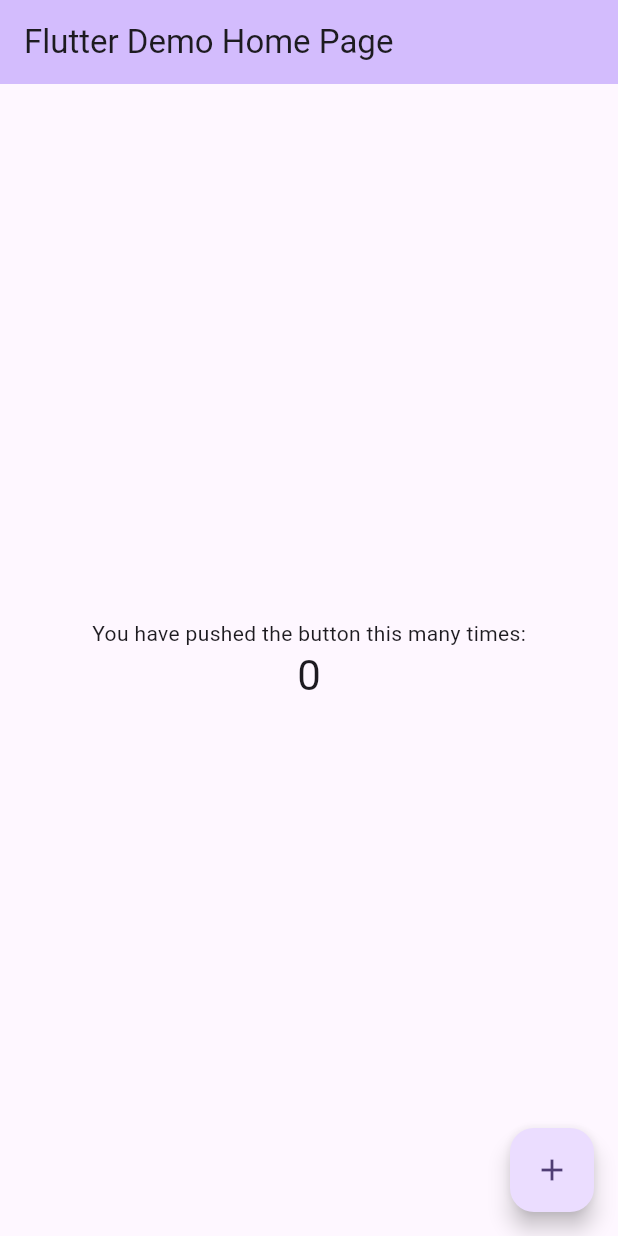
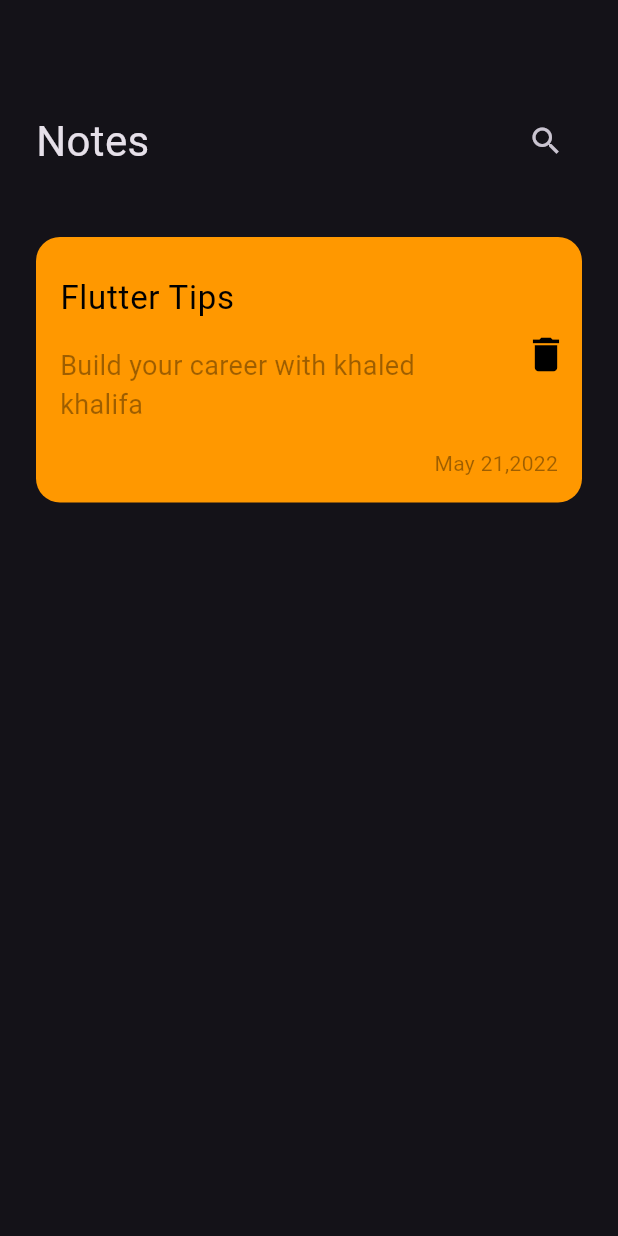
Before and after one commit to khaledkhalifa74/notes_app, a Flutter app: the screen it shows after launch, on a phone screen of 412 x 824 dp. Run offline on Flutter 3.47's test engine with Material 3 defaults, Android fonts, the phone set to English and light mode, and no system bars.

```diff
--- a/lib/main.dart
+++ b/lib/main.dart
@@ -1,4 +1,5 @@
 import 'package:flutter/material.dart';
+import 'package:notes/views/notes_view.dart';
 
 void main() {
   runApp(const MyApp());
@@ -7,64 +8,17 @@ void main() {
 class MyApp extends StatelessWidget {
   const MyApp({super.key});
 
-  // This widget is the root of your application.
   @override
   Widget build(BuildContext context) {
     return MaterialApp(
-      title: 'Flutter Demo',
+      initialRoute: NotesView.id,
+      routes: {
+        NotesView.id: (context) => const NotesView(),
+      },
       debugShowCheckedModeBanner: false,
       theme: ThemeData(
-        colorScheme: ColorScheme.fromSeed(seedColor: Colors.deepPurple),
-        useMaterial3: true,
-      ),
-      home: const MyHomePage(title: 'Flutter Demo Home Page'),
-    );
-  }
-}
-
-class MyHomePage extends StatefulWidget {
-  const MyHomePage({super.key, required this.title});
-
-  final String title;
-
-  @override
-  State<MyHomePage> createState() => _MyHomePageState();
-}
-
-class _MyHomePageState extends State<MyHomePage> {
-  int _counter = 0;
-
-  void _incrementCounter() {
-    setState(() {
-      _counter++;
-    });
-  }
-
-  @override
-  Widget build(BuildContext context) {
-    return Scaffold(
-      appBar: AppBar(
-        backgroundColor: Theme.of(context).colorScheme.inversePrimary,
-        title: Text(widget.title),
-      ),
-      body: Center(
-        child: Column(
-          mainAxisAlignment: MainAxisAlignment.center,
-          children: <Widget>[
-            const Text(
-              'You have pushed the button this many times:',
-            ),
-            Text(
-              '$_counter',
-              style: Theme.of(context).textTheme.headlineMedium,
-            ),
-          ],
-        ),
-      ),
-      floatingActionButton: FloatingActionButton(
-        onPressed: _incrementCounter,
-        tooltip: 'Increment',
-        child: const Icon(Icons.add),
+        brightness: Brightness.dark,
+       // scaffoldBackgroundColor: Colors.black,
       ),
     );
   }
--- /dev/null
+++ b/lib/views/notes_view.dart
@@ -0,0 +1,13 @@
+import 'package:flutter/material.dart';
+import 'package:notes/widgets/notes_view_body.dart';
+class NotesView extends StatelessWidget {
+  const NotesView({super.key});
+  static String id = 'NotesView';
+
+  @override
+  Widget build(BuildContext context) {
+    return const Scaffold(
+      body: NotesViewBody(),
+    );
+  }
+}
--- /dev/null
+++ b/lib/widgets/custom_app_bar.dart
@@ -0,0 +1,25 @@
+import 'package:flutter/material.dart';
+class CustomAppBar extends StatelessWidget {
+  const CustomAppBar({super.key});
+
+  @override
+  Widget build(BuildContext context) {
+    return Row(
+      children: [
+        const Text(
+          'Notes',
+          style: TextStyle(
+            fontSize: 28,
+          ),
+        ),
+        const Spacer(),
+        IconButton(
+            onPressed: (){},
+            icon: const Icon(
+              Icons.search
+            ),
+        )
+      ],
+    );
+  }
+}
--- /dev/null
+++ b/lib/widgets/note_item.dart
@@ -0,0 +1,69 @@
+import 'package:flutter/material.dart';
+
+class NoteItem extends StatelessWidget {
+  const NoteItem({super.key});
+
+  @override
+  Widget build(BuildContext context) {
+    return Container(
+      padding: const EdgeInsets.only(
+        top: 16,
+        bottom: 16,
+        left: 16,
+      ),
+      width: MediaQuery.of(context).size.width,
+      decoration: BoxDecoration(
+        color: Colors.orange,
+        borderRadius: BorderRadius.circular(16),
+      ),
+      child: Column(
+        crossAxisAlignment: CrossAxisAlignment.end,
+        children: [
+          ListTile(
+            contentPadding: EdgeInsets.zero,
+            title: Text(
+              'Flutter Tips',
+              style: TextStyle(
+                color: Colors.black,
+                fontSize: 22,
+              ),
+            ),
+            subtitle: Padding(
+              padding: const EdgeInsets.only(
+                top: 16,
+                bottom: 8,
+              ),
+              child: Text(
+                'Build your career with khaled khalifa',
+                style: TextStyle(
+                  color: Colors.black38,
+                  fontSize: 18,
+                ),
+              ),
+            ),
+            trailing: IconButton(
+              onPressed: () {},
+              icon: const Icon(
+                Icons.delete,
+                size: 30,
+              ),
+              color: Colors.black,
+            ),
+          ),
+          Padding(
+            padding: const EdgeInsets.only(
+              right: 16,
+            ),
+            child: Text(
+              'May 21,2022',
+              style: TextStyle(
+                color: Colors.black38,
+                fontSize: 14,
+              ),
+            ),
+          ),
+        ],
+      ),
+    );
+  }
+}
--- /dev/null
+++ b/lib/widgets/notes_view_body.dart
@@ -0,0 +1,27 @@
+import 'package:flutter/material.dart';
+import 'package:notes/widgets/custom_app_bar.dart';
+import 'package:notes/widgets/note_item.dart';
+class NotesViewBody extends StatelessWidget {
+  const NotesViewBody({super.key});
+
+  @override
+  Widget build(BuildContext context) {
+    return const Padding(
+      padding: EdgeInsets.symmetric(
+        horizontal: 24,
+      ),
+      child: Column(
+        children: [
+          SizedBox(
+            height: 70,
+          ),
+          CustomAppBar(),
+          SizedBox(
+            height: 40,
+          ),
+          NoteItem(),
+        ],
+      ),
+    );
+  }
+}
```
